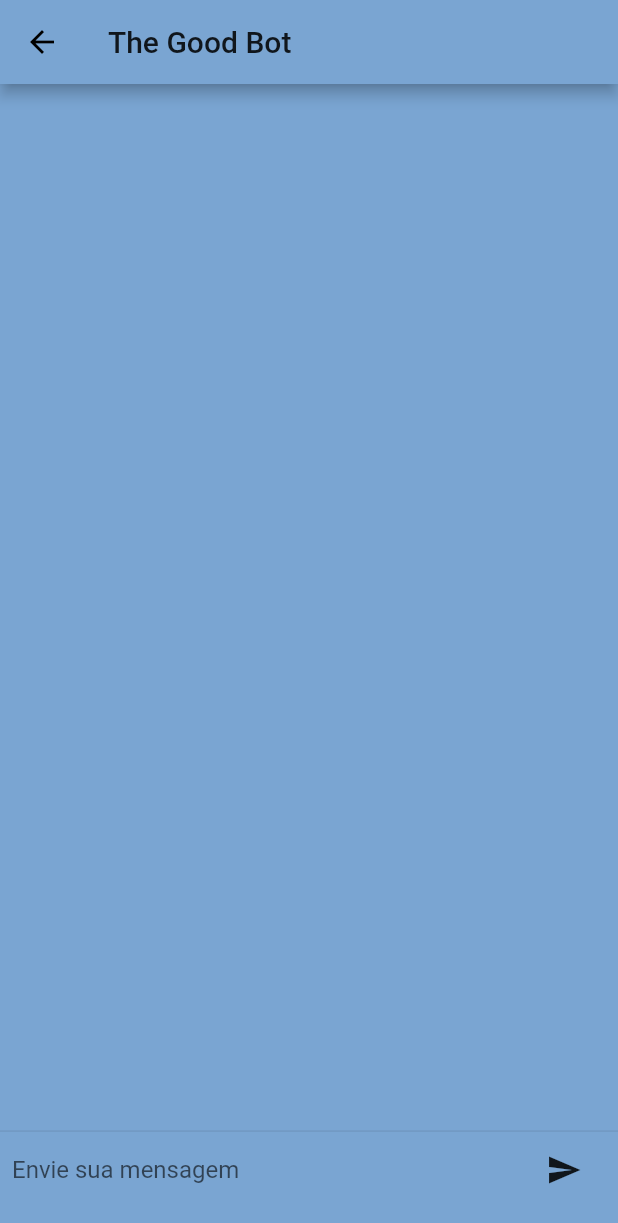
After one commit to Diegofs96/TheGoodBot, a Flutter app: the screen it shows after launch, after a tap on "Entrar", on a phone screen of 412 x 824 dp. The commit adds this screen. Shown: the top 1223 px of the screen. Run offline on Flutter 3.47's test engine with Material 2 defaults, Android fonts, the phone set to English and light mode, and no system bars; missing offline and left inert: flutter_dialogflow; Roboto replaces fonts that are missing (Arial).

Commit message:
commit: adicionando o chatbot

```diff
--- a/the_good_bot/lib/components/button_component.dart
+++ b/the_good_bot/lib/components/button_component.dart
@@ -1,4 +1,5 @@
-import 'dart:ffi';
+
+
 
 import 'package:flutter/material.dart';
 
@@ -11,16 +12,22 @@ class ButtonComponent extends StatelessWidget {
   final String title;
   final bool hasBorder;
   final double fontSize;
+  final String rota;
 
   ButtonComponent({
     this.title,
     this.hasBorder,
     this.fontSize,
+    this.rota,
   });
 
   @override
   Widget build(BuildContext context) {
-    return Material(
+    return GestureDetector(
+      onTap: (){
+        Navigator.pushNamed(context, rota);
+      },
+      child: Material(
         child: Ink(
           decoration: BoxDecoration(
             color: hasBorder ? Colors.white : Color.fromRGBO(122, 165, 210, 1.0),
@@ -48,6 +55,16 @@ class ButtonComponent extends StatelessWidget {
             ),
           ),
         ),
+      ),
     );
   }
 }
+
+Widget redirect(String _rota, context){
+  onPressed: () async{
+    var retorno = await Navigator.pushNamed(
+      context,
+      _rota
+    );
+  };
+}
--- a/the_good_bot/lib/main.dart
+++ b/the_good_bot/lib/main.dart
@@ -1,14 +1,14 @@
 
 
 import 'package:flutter/material.dart';
-import 'package:provider/provider.dart';
 
 
 
+/* Importando as telas */
+import 'package:the_good_bot/screens/home_screen.dart';
 import 'package:the_good_bot/screens/login_screen.dart';
 
 
-import 'package:the_good_bot/models/login_model.dart';
 
 void main() => runApp(MyApp());
 
@@ -25,7 +25,9 @@ class MyApp extends StatelessWidget {
       initialRoute: '/',
       routes: {
         '/': (context) => LoginScreen(),
+        '/tela-inicial': (context) => HomeScreen(),
       },
+      debugShowCheckedModeBanner: false,
     );
   }
 }
--- /dev/null
+++ b/the_good_bot/lib/screens/home_screen.dart
@@ -0,0 +1,132 @@
+import 'package:flutter/material.dart';
+import 'package:flutter_dialogflow/dialogflow_v2.dart';
+
+import 'package:the_good_bot/shared/globals.dart';
+
+class HomeScreen extends StatefulWidget {
+  @override
+  _HomeScreenState createState() => _HomeScreenState();
+}
+
+class _HomeScreenState extends State<HomeScreen> {
+  void response(query) async {
+    AuthGoogle authGoogle =
+        await AuthGoogle(fileJson: "assets/good-bot-tdiavi-bf5f6a4195cb.json")
+            .build();
+    Dialogflow dialogflow =
+        Dialogflow(authGoogle: authGoogle, language: Language.portuguese);
+
+    AIResponse aiResponse = await dialogflow.detectIntent(query);
+    setState(() {
+      messages.insert(0, {
+        "data": 0,
+        "message": aiResponse.getListMessage()[0]["text"]["text"][0].toString()
+      });
+    });
+
+    //print(aiResponse.getListMessage()[0]["text"]["text"][0]);
+  }
+
+  final messageInsert = TextEditingController();
+  List<Map> messages = List();
+
+  @override
+  Widget build(BuildContext context) {
+    return Scaffold(
+      backgroundColor: Global.blueBrand,
+      appBar: AppBar(
+        title: Text(
+          "The Good Bot",
+        ),
+      ),
+      body: Container(
+
+        child: Center(
+
+            child: Column(
+              mainAxisAlignment: MainAxisAlignment.spaceAround,
+              children: <Widget>[
+          Flexible(
+
+            child: ListView.builder(
+              reverse: true,
+              padding: EdgeInsets.all(20.0),
+              itemCount: messages.length,
+              itemBuilder: (context, index) => messages[index]["data"] == 0
+                  ? Container(
+                      decoration: new BoxDecoration(
+                        color: Colors.white,
+                        borderRadius: BorderRadius.circular(25),
+                        border: Border.all(
+                          width: 1.0,
+                        ),
+                      ),
+                      padding: const EdgeInsets.all(15.0),
+                      child: Text(
+                        messages[index]["message"].toString(),
+                        style: TextStyle(
+                            color: Global.blueBrand,
+                            fontWeight: FontWeight.w600,
+                            fontSize: 17.0),
+                      ),
+                    )
+                  : Container(
+                      decoration: new BoxDecoration(
+                        color: Colors.white,
+                        borderRadius: BorderRadius.circular(25),
+                        border: Border.all(
+                          width: 1.0,
+                        ),
+                      ),
+                      padding: const EdgeInsets.symmetric(),
+                      child: Text(
+                        messages[index]["message"].toString(),
+                        textAlign: TextAlign.right,
+                        style: TextStyle(
+                          color: Global.blueBrand,
+                          fontWeight: FontWeight.w600,
+                          fontSize: 17.0,
+                        ),
+                      ),
+                    ),
+            ),
+          ),
+          Divider(
+            height: 3.9,
+          ),
+          Container(
+              padding: EdgeInsets.only(bottom: 20.0),
+              margin: const EdgeInsets.symmetric(horizontal: 8.0),
+              child: Row(
+                children: <Widget>[
+                  Flexible(
+                    child: TextField(
+                        controller: messageInsert,
+                        decoration: InputDecoration.collapsed(
+                            hintText: "Envie sua mensagem")),
+                  ),
+                  Container(
+                    margin: EdgeInsets.symmetric(horizontal: 4.0),
+                    child: IconButton(
+                      icon: Icon(Icons.send),
+                      onPressed: () {
+                        if (messageInsert.text.isEmpty) {
+                          print("Vazio!");
+                        } else {
+                          setState(() {
+                            messages.insert(
+                                0, {"data": 1, "message": messageInsert.text});
+                          });
+                          response(messageInsert.text);
+                          messageInsert.clear();
+                        }
+                      },
+                    ),
+                  ),
+                ],
+              ))
+        ])),
+      ),
+    );
+  }
+}
--- a/the_good_bot/lib/screens/login_screen.dart
+++ b/the_good_bot/lib/screens/login_screen.dart
@@ -82,7 +82,8 @@ class LoginScreen extends StatelessWidget {
               ButtonComponent(
                 title: "Entrar",
                 hasBorder: true,
-                fontSize: 20.0
+                fontSize: 20.0,
+                rota: '/tela-inicial',
               ),
               SizedBox(
                 height: 20.0,
--- a/the_good_bot/pubspec.yaml
+++ b/the_good_bot/pubspec.yaml
@@ -23,7 +23,7 @@ dependencies:
   # The following adds the Cupertino Icons font to your application.
   # Use with the CupertinoIcons class for iOS style icons.
   cupertino_icons: ^0.1.2
-  provider: ^3.2.0
+  flutter_dialogflow: ^0.1.3
 
 dev_dependencies:
   flutter_test:
@@ -51,6 +51,7 @@ flutter:
   # To add assets to your application, add an assets section, like this:
   assets:
    - good_bot_background.png
+   - assets/good-bot-tdiavi-bf5f6a4195cb.json
 
   # An image asset can refer to one or more resolution-specific "variants", see
   # https://flutter.dev/assets-and-images/#resolution-aware.
```
Also changed, not shown: the_good_bot/assets/good-bot-tdiavi-bf5f6a4195cb.json (added, +12 -0 lines). Lines whose indentation alone changed are shown as unchanged.
